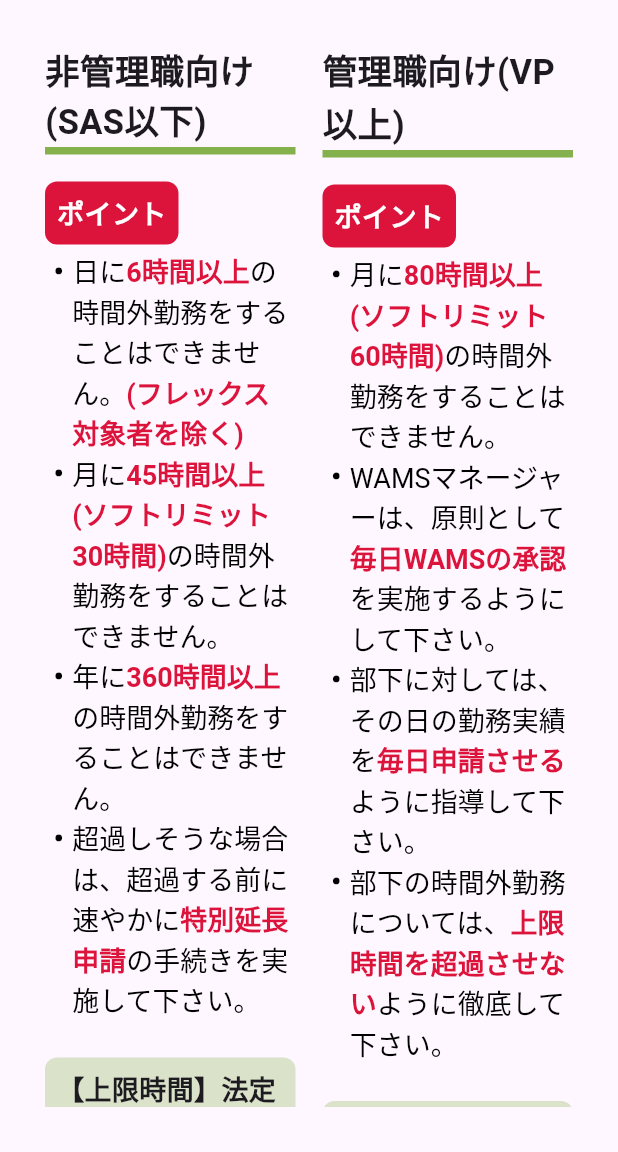
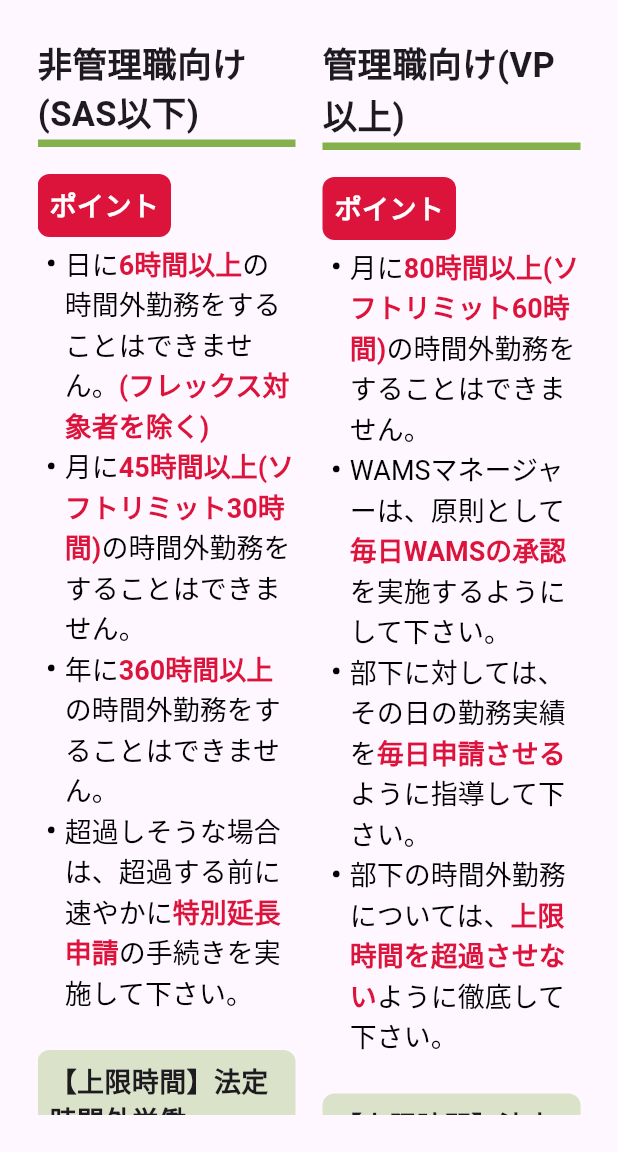
Before and after one commit to Iris2783/compliance, a Flutter app: the DesktopLaborManagement screen opened directly, on a phone screen of 412 x 824 dp, the part 84-1236 px from its top. Run offline on Flutter 3.47's test engine with Material 3 defaults, Android fonts, the phone set to English and light mode, and no system bars; our stand-ins replace google_fonts.

Commit message:
some update

```diff
--- a/lib/Details/LaborManagement/desktop_labormanagement.dart
+++ b/lib/Details/LaborManagement/desktop_labormanagement.dart
@@ -25,7 +25,7 @@ class DesktopLaborManagement extends StatelessWidget {
         backgroundColor: const Color.fromRGBO(133, 177, 77, 1),
       ),
       body: Padding(
-        padding: const EdgeInsets.all(30.0),
+        padding: const EdgeInsets.all(25.0),
         child: SingleChildScrollView(
           child: Row(
             crossAxisAlignment: CrossAxisAlignment.start, //左右のContainerの開始位置を揃える。
@@ -120,7 +120,7 @@ class DesktopLaborManagement extends StatelessWidget {
                       style: GoogleFonts.mPlusRounded1c(fontSize: 18),
                     ),
                     const SizedBox(height: 8),
-                    DesktopTableLeft1(), //非管理症向け法定時間外労働の表 Parts > LaborManagement > Desktop > desktop_table_left1.dart
+                    DesktopTableLeft1LM(), //非管理症向け法定時間外労働の表 Parts > LaborManagement > Desktop > desktop_table_left1.dart
                     Column(
                       crossAxisAlignment: CrossAxisAlignment.start,
                       children: <Widget>[
@@ -272,7 +272,7 @@ class DesktopLaborManagement extends StatelessWidget {
                       style: GoogleFonts.mPlusRounded1c(fontSize: 18),
                     ),
                     const SizedBox(height: 8),
-                    DesktopTableRight1(), //管理職向け法定時間外労働の表 Parts > LaborManagement > Desktop > desktop_table_right1.dart
+                    DesktopTableRight1LM(), //管理職向け法定時間外労働の表 Parts > LaborManagement > Desktop > desktop_table_right1.dart
                     //TextParts3 : Parts > Textparts > textparts3.dart デスクトップにて表に補足をつけるときに使うインスタンス
                     TextParts3(
                       bulletPoint3: '※',
@@ -300,7 +300,7 @@ class DesktopLaborManagement extends StatelessWidget {
                       style: GoogleFonts.mPlusRounded1c(fontSize: 18),
                     ),
                     const SizedBox(height: 8),
-                    DesktopTableRight2(), //管理職向け総労働時間表 Parts > LaborManagement > Desktop > desktop_table_right2.dart
+                    DesktopTableRight2LM(), //管理職向け総労働時間表 Parts > LaborManagement > Desktop > desktop_table_right2.dart
                   ],
                 ),
               ),
```
